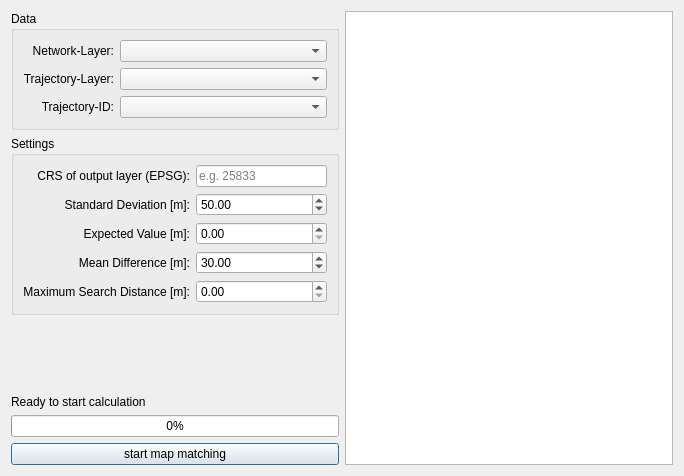
First picture: the form in src/offlinemapmatching/offline_map_matching_dialog_base.ui, repository jagodki/Offline-MapMatching, before the edit.
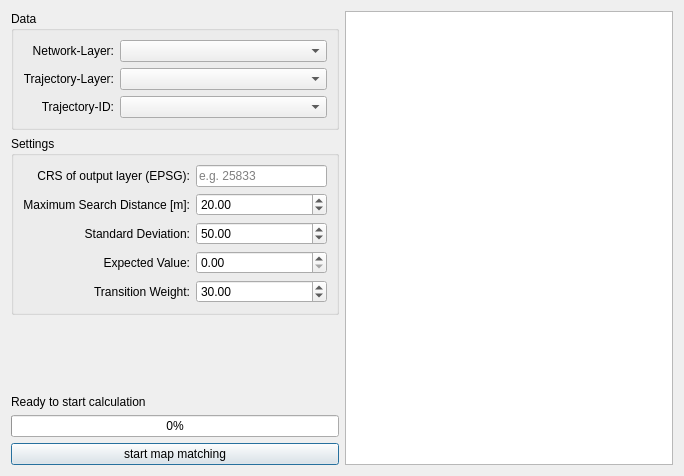
Second picture: the form after the edit.

```diff
--- a/src/offlinemapmatching/offline_map_matching_dialog_base.ui
+++ b/src/offlinemapmatching/offline_map_matching_dialog_base.ui
@@ -109,27 +109,17 @@
        <layout class="QVBoxLayout" name="verticalLayout_5">
         <item>
          <layout class="QGridLayout" name="gridLayout_2">
-          <item row="2" column="0">
+          <item row="3" column="0">
            <widget class="QLabel" name="label_my">
             <property name="text">
-             <string>Expected Value [m]:</string>
+             <string>Expected Value:</string>
             </property>
             <property name="alignment">
              <set>Qt::AlignRight|Qt::AlignTrailing|Qt::AlignVCenter</set>
             </property>
            </widget>
           </item>
-          <item row="4" column="0">
-           <widget class="QLabel" name="label_max">
-            <property name="text">
-             <string>Maximum Search Distance [m]:</string>
-            </property>
-            <property name="alignment">
-             <set>Qt::AlignRight|Qt::AlignTrailing|Qt::AlignVCenter</set>
-            </property>
-           </widget>
-          </item>
-          <item row="1" column="1">
+          <item row="2" column="1">
            <widget class="QDoubleSpinBox" name="doubleSpinBox_sigma">
             <property name="maximum">
              <double>9900000000.989999771118164</double>
@@ -139,24 +129,17 @@
             </property>
            </widget>
           </item>
-          <item row="1" column="0">
+          <item row="2" column="0">
            <widget class="QLabel" name="label_sigma">
             <property name="text">
-             <string>Standard Deviation [m]:</string>
+             <string>Standard Deviation:</string>
             </property>
             <property name="alignment">
              <set>Qt::AlignRight|Qt::AlignTrailing|Qt::AlignVCenter</set>
             </property>
            </widget>
           </item>
-          <item row="4" column="1">
-           <widget class="QDoubleSpinBox" name="doubleSpinBox_max">
-            <property name="maximum">
-             <double>9900000000.989999771118164</double>
-            </property>
-           </widget>
-          </item>
-          <item row="2" column="1">
+          <item row="3" column="1">
            <widget class="QDoubleSpinBox" name="doubleSpinBox_my">
             <property name="maximum">
              <double>9900000000.989999771118164</double>
@@ -180,23 +163,43 @@
             </property>
            </widget>
           </item>
-          <item row="3" column="0">
+          <item row="4" column="0">
            <widget class="QLabel" name="label_beta">
             <property name="text">
-             <string>Mean Difference [m]:</string>
+             <string>Transition Weight:</string>
             </property>
             <property name="alignment">
              <set>Qt::AlignRight|Qt::AlignTrailing|Qt::AlignVCenter</set>
             </property>
            </widget>
           </item>
-          <item row="3" column="1">
+          <item row="4" column="1">
            <widget class="QDoubleSpinBox" name="doubleSpinBox_beta">
             <property name="value">
              <double>30.000000000000000</double>
             </property>
            </widget>
           </item>
+          <item row="1" column="0">
+           <widget class="QLabel" name="label_max">
+            <property name="text">
+             <string>Maximum Search Distance [m]:</string>
+            </property>
+            <property name="alignment">
+             <set>Qt::AlignRight|Qt::AlignTrailing|Qt::AlignVCenter</set>
+            </property>
+           </widget>
+          </item>
+          <item row="1" column="1">
+           <widget class="QDoubleSpinBox" name="doubleSpinBox_max">
+            <property name="maximum">
+             <double>9900000000.989999771118164</double>
+            </property>
+            <property name="value">
+             <double>20.000000000000000</double>
+            </property>
+           </widget>
+          </item>
          </layout>
         </item>
        </layout>
```
Left out of the diff: 1 changed line with no effect on the pictures.
